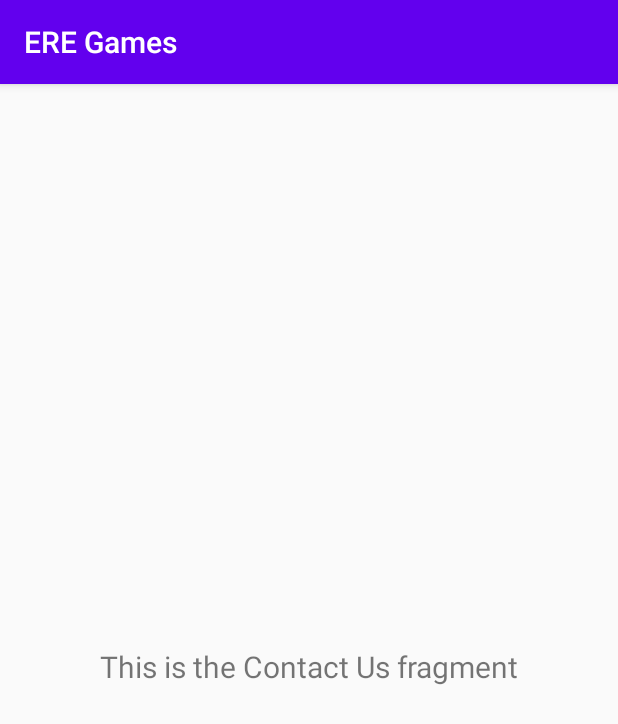
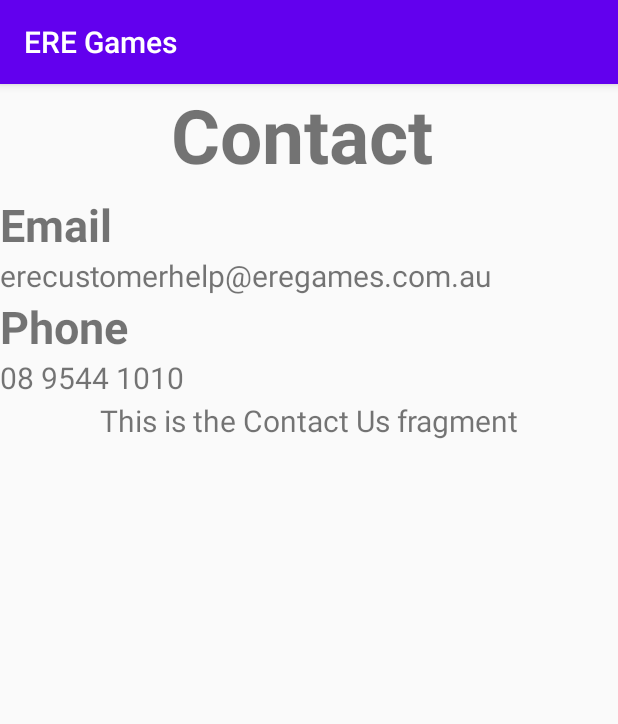
Before and after one commit to EvanChrisp/ICT376-Project, an Android app: the fragment ContactFragment shown on its own in the app's theme, on a phone screen of 412 x 824 dp. Shown: the top 724 px of the screen. Run offline under Robolectric (Android 15) with nearby library versions, the phone set to English and light mode, and no system bars.

Commit message:
Update fragment_contact.xml

```diff
--- a/ICT376Project/app/src/main/res/layout/fragment_contact.xml
+++ b/ICT376Project/app/src/main/res/layout/fragment_contact.xml
@@ -4,19 +4,82 @@
     xmlns:tools="http://schemas.android.com/tools"
     android:layout_width="match_parent"
     android:layout_height="match_parent"
+    android:gravity="center"
     tools:context=".ui.contact.ContactFragment">
 
-    <TextView
-        android:id="@+id/text_contact"
+    <LinearLayout
         android:layout_width="match_parent"
-        android:layout_height="wrap_content"
-        android:layout_marginStart="8dp"
-        android:layout_marginTop="8dp"
-        android:layout_marginEnd="8dp"
-        android:textAlignment="center"
-        android:textSize="20sp"
-        app:layout_constraintBottom_toBottomOf="parent"
-        app:layout_constraintEnd_toEndOf="parent"
-        app:layout_constraintStart_toStartOf="parent"
-        app:layout_constraintTop_toTopOf="parent" />
+        android:layout_height="match_parent"
+        android:orientation="vertical">
+
+        <LinearLayout
+            android:id="@+id/TitleLayout"
+            android:layout_width="match_parent"
+            android:layout_height="wrap_content"
+            android:gravity="center"
+            android:orientation="vertical">
+
+            <TextView
+                android:id="@+id/Title"
+                android:layout_width="183dp"
+                android:layout_height="73dp"
+                android:text="Contacts"
+                android:textSize="50dp"
+                android:textStyle="bold" />
+        </LinearLayout>
+
+        <LinearLayout
+            android:id="@+id/EmailLayout"
+            android:layout_width="match_parent"
+            android:layout_height="wrap_content"
+            android:orientation="vertical">
+
+            <TextView
+                android:id="@+id/EmailTitle"
+                android:layout_width="match_parent"
+                android:layout_height="wrap_content"
+                android:text="Email"
+                android:textSize="30dp"
+                android:textStyle="bold" />
+
+            <TextView
+                android:id="@+id/Email"
+                android:layout_width="match_parent"
+                android:layout_height="wrap_content"
+                android:text="erecustomerhelp@eregames.com.au"
+                android:textSize="20dp" />
+        </LinearLayout>
+
+        <LinearLayout
+            android:id="@+id/PhoneLayout"
+            android:layout_width="412dp"
+            android:layout_height="69dp"
+            android:orientation="vertical">
+
+            <TextView
+                android:id="@+id/PhoneNumber"
+                android:layout_width="match_parent"
+                android:layout_height="wrap_content"
+                android:text="Phone"
+                android:textSize="30dp"
+                android:textStyle="bold" />
+
+            <TextView
+                android:id="@+id/Number"
+                android:layout_width="match_parent"
+                android:layout_height="wrap_content"
+                android:text="08 9544 1010"
+                android:textSize="20dp" />
+
+        </LinearLayout>
+
+        <TextView
+            android:id="@+id/text_contact"
+            android:layout_width="match_parent"
+            android:layout_height="wrap_content"
+            android:textAlignment="center"
+            android:textSize="20sp" />
+
+    </LinearLayout>
+
 </androidx.constraintlayout.widget.ConstraintLayout>
```
